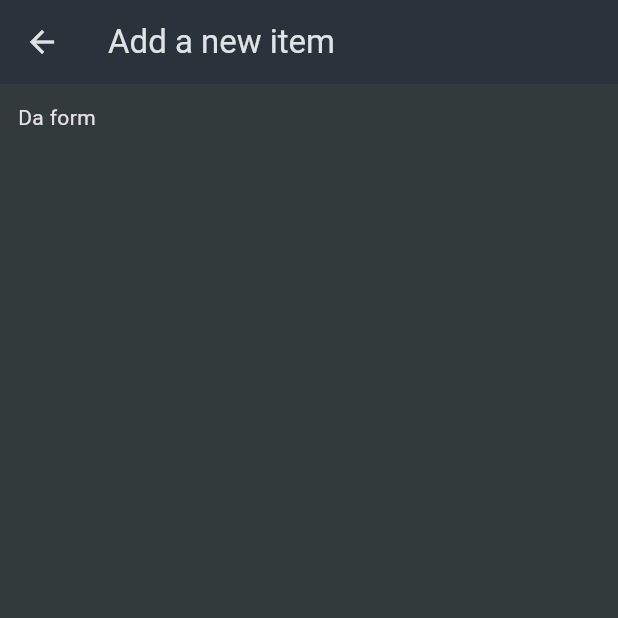
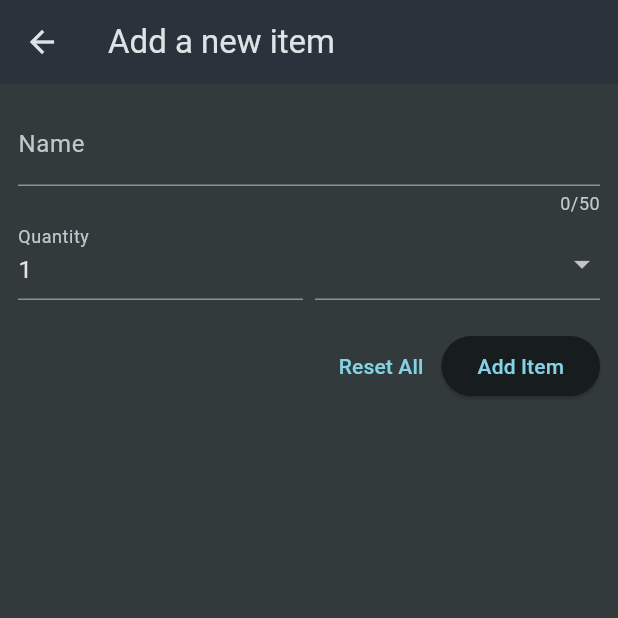
Before and after one commit to zaincodingenjoyer/ShoppingList, a Flutter app: the NewItem screen opened directly, on a phone screen of 412 x 824 dp, the top half of it. Run offline on Flutter 3.47's test engine with Material 3 defaults, Android fonts, the phone set to English and light mode, and no system bars.

Commit message:
FormFields

```diff
--- a/lib/widgets/new_item.dart
+++ b/lib/widgets/new_item.dart
@@ -1,4 +1,6 @@
+import 'package:flutter/foundation.dart';
 import 'package:flutter/material.dart';
+import 'package:shopping_list/data/categories.dart';
 
 class NewItem extends StatefulWidget {
   const NewItem({super.key});
@@ -10,6 +12,12 @@
 }
 
 class _NewItemState extends State<NewItem> {
+  final _formkey = GlobalKey<FormState>();
+
+  void _saveItem() {
+    _formkey.currentState!.validate();
+  }
+
   @override
   Widget build(BuildContext context) {
     return Scaffold(
@@ -17,7 +25,91 @@
         //const
         title: const Text('Add a new item'),
       ),
-      body: Padding(padding: const EdgeInsets.all(12), child: Text('Da form')),
+      body: Padding(
+        padding: const EdgeInsets.all(12),
+        //indent
+        child: Form(
+          key: _formkey,
+          child: Column(
+            children: [
+              TextFormField(
+                maxLength: 50,
+                decoration: InputDecoration(label: Text('Name')),
+                validator: (value) {
+                  //validate it if wrong basically
+                  if (value == null ||
+                      value.isEmpty ||
+                      value.trim().length <= 1 ||
+                      value.trim().length > 50) {
+                    return 'Must be between 1 and 50 Characters';
+                  }
+                  return null;
+                }, //adding func return a string
+              ),
+              //Instead of text field
+              Row(
+                crossAxisAlignment: CrossAxisAlignment.end,
+                children: [
+                  Expanded(
+                    child: TextFormField(
+                      decoration: const InputDecoration(
+                        label: Text('Quantity'),
+                      ),
+                      keyboardType: TextInputType.number,
+                      initialValue: '1',
+                      validator: (value) {
+                        //validate it if wrong basically
+                        if (value == null ||
+                            value.isEmpty ||
+                            int.tryParse(value) == null ||
+                            int.tryParse(value)! <= 0) {
+                          return 'Must be valid positive number';
+                        }
+                        return null;
+                      },
+                    ),
+                  ),
+                  SizedBox(width: 8),
+                  Expanded(
+                    child: DropdownButtonFormField(
+                      items: [
+                        for (final category in categories.entries)
+                          DropdownMenuItem(
+                            value: category.value,
+                            child: Row(
+                              children: [
+                                Container(
+                                  width: 16,
+                                  height: 16,
+                                  color: category.value.color,
+                                ),
+                                const SizedBox(width: 6),
+                                Text(category.value.title),
+                              ],
+                            ),
+                          ),
+                      ],
+                      onChanged: (value) {},
+                    ),
+                  ),
+                ],
+              ),
+              SizedBox(width: 20, height: 20),
+              Row(
+                mainAxisAlignment: MainAxisAlignment.end,
+
+                children: [
+                  TextButton(onPressed: () {}, child: const Text('Reset All')),
+                  ElevatedButton(
+                    onPressed: _saveItem,
+                    child: const Text('Add Item'),
+                  ),
+                ],
+              ),
+            ],
+          ),
+        ),
+      ),
     );
   }
 }
```
